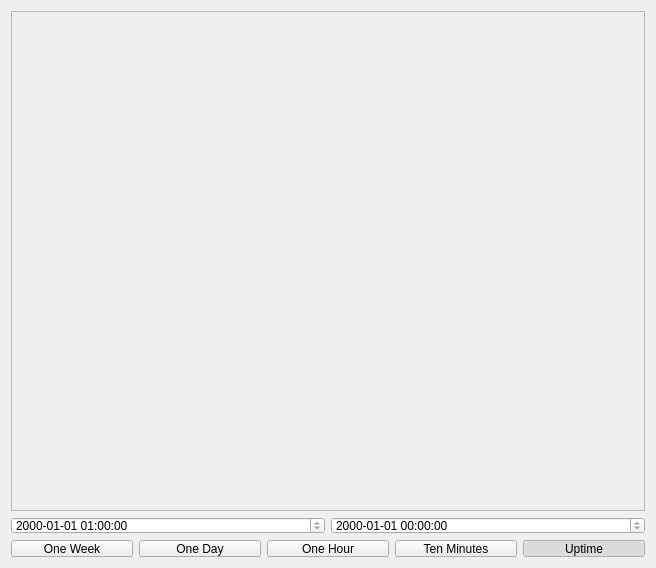
Above: src/pythonGui/karabogui/controllers/display/ui_trendline.ui from European-XFEL/Karabo before the change. Below: the same form after it.
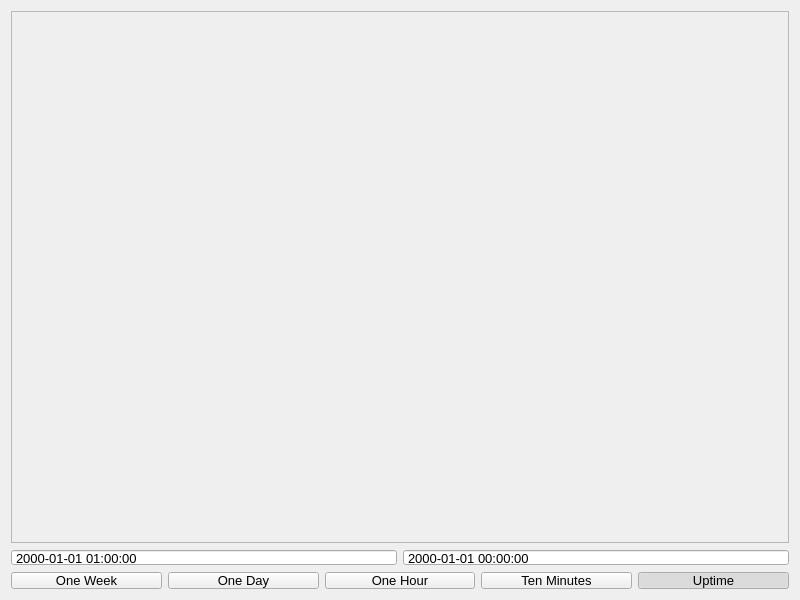
That is the form after the change.

Commit message: GUI: Provide request time interval feature for trendline on viewBox menu

Diff of the .ui file:
```diff
--- a/src/pythonGui/karabogui/controllers/display/ui_trendline.ui
+++ b/src/pythonGui/karabogui/controllers/display/ui_trendline.ui
@@ -6,8 +6,8 @@
    <rect>
     <x>0</x>
     <y>0</y>
-    <width>656</width>
-    <height>568</height>
+    <width>800</width>
+    <height>600</height>
    </rect>
   </property>
   <property name="windowTitle">
@@ -42,7 +42,7 @@
        </property>
        <property name="font">
         <font>
-         <pointsize>9</pointsize>
+         <pointsize>10</pointsize>
         </font>
        </property>
        <property name="styleSheet">
@@ -51,6 +51,9 @@
        <property name="readOnly">
         <bool>true</bool>
        </property>
+       <property name="buttonSymbols">
+        <enum>QAbstractSpinBox::NoButtons</enum>
+       </property>
        <property name="dateTime">
         <datetime>
          <hour>1</hour>
@@ -79,7 +82,7 @@
        </property>
        <property name="font">
         <font>
-         <pointsize>9</pointsize>
+         <pointsize>10</pointsize>
         </font>
        </property>
        <property name="styleSheet">
@@ -88,6 +91,9 @@
        <property name="readOnly">
         <bool>true</bool>
        </property>
+       <property name="buttonSymbols">
+        <enum>QAbstractSpinBox::NoButtons</enum>
+       </property>
        <property name="displayFormat">
         <string>yyyy-MM-dd hh:mm:ss</string>
        </property>
@@ -107,7 +113,7 @@
        </property>
        <property name="font">
         <font>
-         <pointsize>9</pointsize>
+         <pointsize>10</pointsize>
         </font>
        </property>
        <property name="styleSheet">
@@ -134,7 +140,7 @@
        </property>
        <property name="font">
         <font>
-         <pointsize>9</pointsize>
+         <pointsize>10</pointsize>
         </font>
        </property>
        <property name="text">
@@ -158,7 +164,7 @@
        </property>
        <property name="font">
         <font>
-         <pointsize>9</pointsize>
+         <pointsize>10</pointsize>
         </font>
        </property>
        <property name="text">
@@ -182,7 +188,7 @@
        </property>
        <property name="font">
         <font>
-         <pointsize>9</pointsize>
+         <pointsize>10</pointsize>
         </font>
        </property>
        <property name="text">
@@ -206,7 +212,7 @@
        </property>
        <property name="font">
         <font>
-         <pointsize>9</pointsize>
+         <pointsize>10</pointsize>
         </font>
        </property>
        <property name="text">
```
The commit also changes 2 other files.
